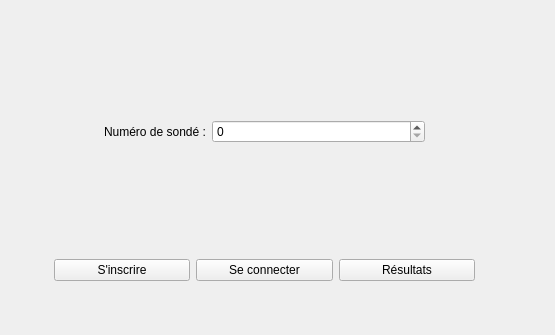
This is QTProjectS6/connexion.ui in LeoGaudias/QTProjectS6 as Qt 5 draws it before an edit; both pictures show x 146 to 701 and y 0 to 335 of the 819 by 335 pixel window. The edited form follows.
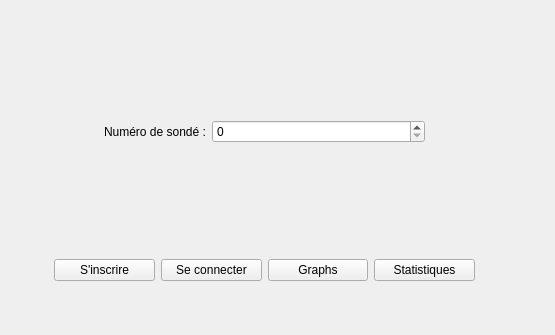
This is the edited form.

Patch:
```diff
--- a/QTProjectS6/connexion.ui
+++ b/QTProjectS6/connexion.ui
@@ -149,7 +149,14 @@
       <item>
        <widget class="QPushButton" name="Result">
         <property name="text">
-         <string>Résultats</string>
+         <string>Graphs</string>
+        </property>
+       </widget>
+      </item>
+      <item>
+       <widget class="QPushButton" name="stat">
+        <property name="text">
+         <string>Statistiques</string>
         </property>
        </widget>
       </item>
```
